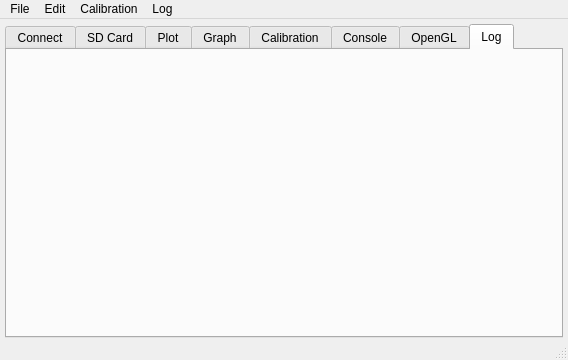
Before: the Qt Designer form tinyos-2.x/trunk/support/cpp/TestShimmer/src/MainWindow.ui in baharev/szte-wsn-code, drawn with Qt 5.
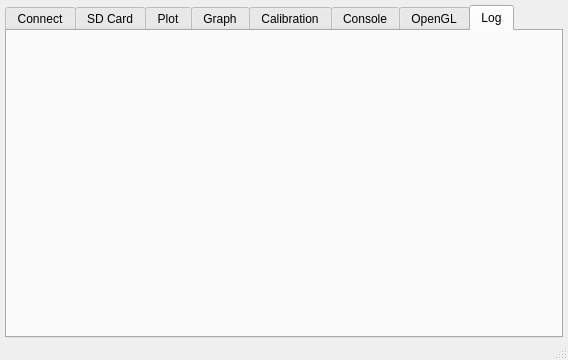
After: the same form once the commit is applied. Icons and pictures are not drawn.

Commit message: calibrationWidget's delete button now deletes calibration data from database removed menubar

The edit to the form file:
```diff
--- a/tinyos-2.x/trunk/support/cpp/TestShimmer/src/MainWindow.ui
+++ b/tinyos-2.x/trunk/support/cpp/TestShimmer/src/MainWindow.ui
@@ -104,53 +104,6 @@
     </item>
    </layout>
   </widget>
-  <widget class="QMenuBar" name="menuBar">
-   <property name="geometry">
-    <rect>
-     <x>0</x>
-     <y>0</y>
-     <width>568</width>
-     <height>21</height>
-    </rect>
-   </property>
-   <widget class="QMenu" name="menuFile">
-    <property name="title">
-     <string>File</string>
-    </property>
-    <addaction name="actionLoad"/>
-    <addaction name="actionSave"/>
-    <addaction name="actionClear_samples"/>
-    <addaction name="actionDo_regression"/>
-    <addaction name="separator"/>
-    <addaction name="actionQuit"/>
-   </widget>
-   <widget class="QMenu" name="menuEdit">
-    <property name="title">
-     <string>Edit</string>
-    </property>
-    <addaction name="actionTrim"/>
-    <addaction name="actionCopy"/>
-    <addaction name="actionCut"/>
-   </widget>
-   <widget class="QMenu" name="menuCalibration">
-    <property name="title">
-     <string>Calibration</string>
-    </property>
-    <addaction name="actionImport"/>
-    <addaction name="actionExport"/>
-    <addaction name="actionClear"/>
-   </widget>
-   <widget class="QMenu" name="menuLog">
-    <property name="title">
-     <string>Log</string>
-    </property>
-    <addaction name="actionLog_Editable"/>
-   </widget>
-   <addaction name="menuFile"/>
-   <addaction name="menuEdit"/>
-   <addaction name="menuCalibration"/>
-   <addaction name="menuLog"/>
-  </widget>
   <widget class="QStatusBar" name="statusBar"/>
   <action name="actionLoad">
    <property name="text">
```
Left out of the diff: 76 changed lines with no effect on the pictures. The commit also changes 5 other files.
